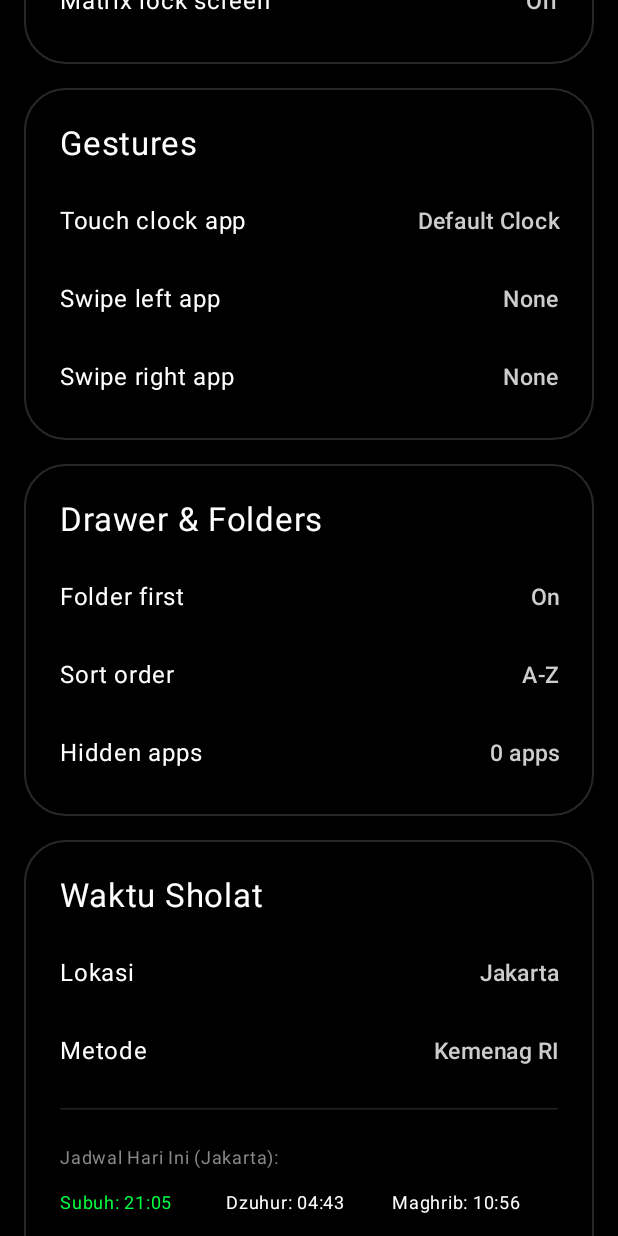
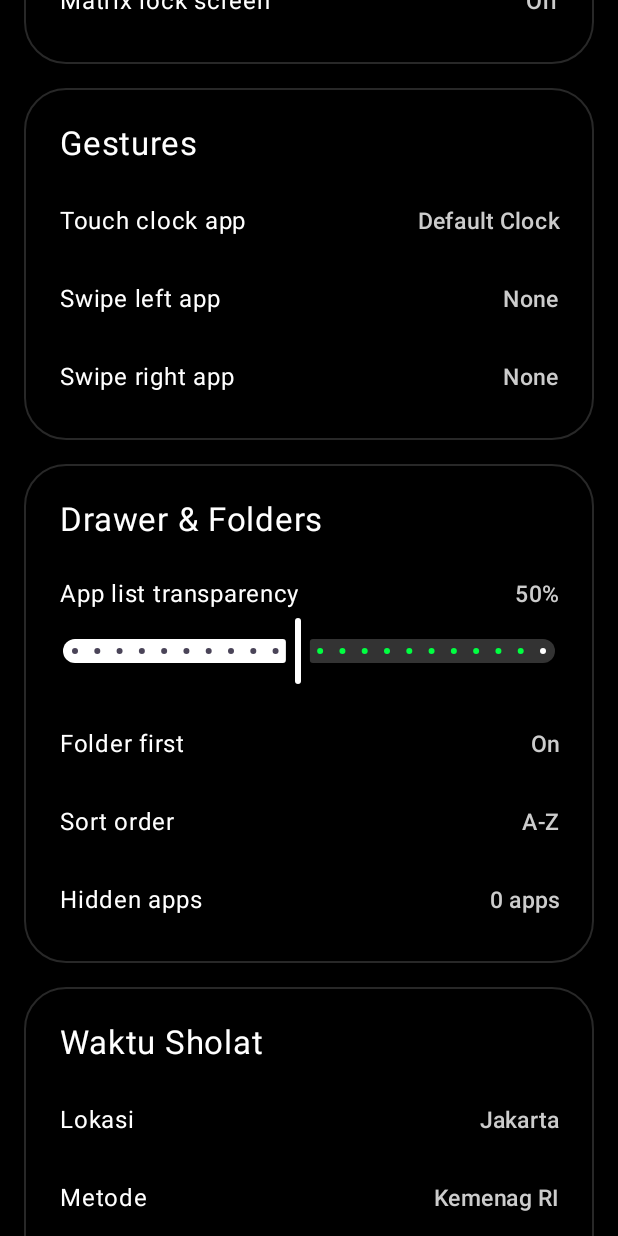
Before and after one commit to fjmonoarfa/fj-launcher, an Android app built with Jetpack Compose: the composable SettingsScreen called with empty values, scrolled down 1730 dp, on a phone screen of 412 x 824 dp. Run offline under Robolectric (Android 15) with nearby library versions, the phone set to English and light mode, and no system bars.

Commit message:
feat: add app list transparency slider and document conversation log

```diff
--- a/app/src/main/java/com/fj/launcher/MainActivity.kt
+++ b/app/src/main/java/com/fj/launcher/MainActivity.kt
@@ -131,7 +131,7 @@ class MainActivity : ComponentActivity() {
                         gv.renderer.state.fogEnabled = preferences.matrixFog
                         gv.renderer.state.dimmerAlpha = preferences.matrixDimmerAlpha
 
-                        if (currentScreen == LauncherScreen.HOME && preferences.matrixEnabled) {
+                        if ((currentScreen == LauncherScreen.HOME || currentScreen == LauncherScreen.DRAWER) && preferences.matrixEnabled) {
                             gv.resumeRendering()
                         } else {
                             gv.pauseRendering()
--- a/app/src/main/java/com/fj/launcher/data/PreferenceManager.kt
+++ b/app/src/main/java/com/fj/launcher/data/PreferenceManager.kt
@@ -50,6 +50,7 @@ class PreferenceManager(private val context: Context) {
         // Drawer
         val KEY_DRAWER_SORT = stringPreferencesKey("drawer_sort")
         val KEY_DRAWER_FOLDER_FIRST = booleanPreferencesKey("drawer_folder_first")
+        val KEY_DRAWER_TRANSPARENCY = floatPreferencesKey("drawer_transparency")
         val KEY_AUTO_OPEN_KEYBOARD = booleanPreferencesKey("auto_open_keyboard")
 
         // Appearance & Gestures
@@ -107,6 +108,7 @@ class PreferenceManager(private val context: Context) {
                 SortOrder.valueOf(prefs[KEY_DRAWER_SORT] ?: SortOrder.A_TO_Z.name)
             }.getOrDefault(SortOrder.A_TO_Z),
             drawerFolderFirst = prefs[KEY_DRAWER_FOLDER_FIRST] ?: true,
+            drawerTransparency = prefs[KEY_DRAWER_TRANSPARENCY] ?: 0.50f,
             autoOpenKeyboard = prefs[KEY_AUTO_OPEN_KEYBOARD] ?: false,
             themeMode = prefs[KEY_THEME_MODE] ?: "Dark",
             notificationBar = prefs[KEY_NOTIFICATION_BAR] ?: true,
@@ -155,6 +157,7 @@ class PreferenceManager(private val context: Context) {
                     SortOrder.valueOf(prefs[KEY_DRAWER_SORT] ?: SortOrder.A_TO_Z.name)
                 }.getOrDefault(SortOrder.A_TO_Z),
                 drawerFolderFirst = prefs[KEY_DRAWER_FOLDER_FIRST] ?: true,
+                drawerTransparency = prefs[KEY_DRAWER_TRANSPARENCY] ?: 0.50f,
                 autoOpenKeyboard = prefs[KEY_AUTO_OPEN_KEYBOARD] ?: false,
                 themeMode = prefs[KEY_THEME_MODE] ?: "Dark",
                 notificationBar = prefs[KEY_NOTIFICATION_BAR] ?: true,
@@ -192,6 +195,7 @@ class PreferenceManager(private val context: Context) {
             prefs[KEY_MATRIX_LOCKSCREEN_ENABLED] = updated.matrixLockscreenEnabled
             prefs[KEY_DRAWER_SORT] = updated.drawerSortOrder.name
             prefs[KEY_DRAWER_FOLDER_FIRST] = updated.drawerFolderFirst
+            prefs[KEY_DRAWER_TRANSPARENCY] = updated.drawerTransparency
             prefs[KEY_AUTO_OPEN_KEYBOARD] = updated.autoOpenKeyboard
             prefs[KEY_THEME_MODE] = updated.themeMode
             prefs[KEY_NOTIFICATION_BAR] = updated.notificationBar
--- a/app/src/main/java/com/fj/launcher/model/LauncherPreferences.kt
+++ b/app/src/main/java/com/fj/launcher/model/LauncherPreferences.kt
@@ -31,6 +31,7 @@ data class LauncherPreferences(
     // Apps Drawer Settings
     val drawerSortOrder: SortOrder = SortOrder.A_TO_Z,
     val drawerFolderFirst: Boolean = true,
+    val drawerTransparency: Float = 0.50f,
     val autoOpenKeyboard: Boolean = false,
 
     // Appearance & Gestures
--- a/app/src/main/java/com/fj/launcher/ui/drawer/AppDrawerScreen.kt
+++ b/app/src/main/java/com/fj/launcher/ui/drawer/AppDrawerScreen.kt
@@ -111,10 +111,12 @@ fun AppDrawerScreen(
 
     val listState = rememberLazyListState()
 
+    val bgAlpha = (1f - preferences.drawerTransparency).coerceIn(0f, 1f)
+
     Box(
         modifier = modifier
             .fillMaxSize()
-            .background(Color.Black) // Solid OLED Black: zero GPU overdraw during scroll
+            .background(Color.Black.copy(alpha = bgAlpha))
             .statusBarsPadding()
             .navigationBarsPadding()
     ) {
@@ -315,6 +317,7 @@ fun AppDrawerScreen(
             folder = folder,
             appsInFolder = appsInFolder,
             folders = folders,
+            drawerTransparency = preferences.drawerTransparency,
             onDismiss = { selectedFolderForView = null },
             onAppClick = {
                 selectedFolderForView = null
--- a/app/src/main/java/com/fj/launcher/ui/drawer/FolderDialog.kt
+++ b/app/src/main/java/com/fj/launcher/ui/drawer/FolderDialog.kt
@@ -361,6 +361,7 @@ fun FolderContentSheet(
     folder: AppFolder,
     appsInFolder: List<AppItem>,
     folders: List<AppFolder> = emptyList(),
+    drawerTransparency: Float = 0.50f,
     onDismiss: () -> Unit,
     onAppClick: (AppItem) -> Unit,
     onTogglePin: (AppItem) -> Unit = {},
@@ -386,9 +387,10 @@ fun FolderContentSheet(
     var showRenameFolderDialog by remember { mutableStateOf(false) }
     var showDeleteFolderConfirm by remember { mutableStateOf(false) }
 
+    val sheetAlpha = (1f - drawerTransparency * 0.4f).coerceIn(0.6f, 1f)
     ModalBottomSheet(
         onDismissRequest = onDismiss,
-        containerColor = Color(0xFF141414),
+        containerColor = Color(0xFF141414).copy(alpha = sheetAlpha),
         contentColor = Color.White
     ) {
         Column(
--- a/app/src/main/java/com/fj/launcher/ui/settings/SettingsScreen.kt
+++ b/app/src/main/java/com/fj/launcher/ui/settings/SettingsScreen.kt
@@ -355,6 +355,22 @@ fun SettingsScreen(
             // CARD 6: Apps & Folders
             SettingsCard {
                 SectionTitle(title = "Drawer & Folders")
+
+                var currentDrawerTransparency by remember(preferences.drawerTransparency) {
+                    mutableFloatStateOf(preferences.drawerTransparency)
+                }
+                SettingsSliderRow(
+                    title = "App list transparency",
+                    valueLabel = "${(currentDrawerTransparency * 100).toInt()}%",
+                    value = currentDrawerTransparency,
+                    valueRange = 0.0f..1.0f,
+                    steps = 20,
+                    onValueChange = { currentDrawerTransparency = it },
+                    onValueChangeFinished = {
+                        val rounded = Math.round(currentDrawerTransparency * 100f) / 100f
+                        onUpdatePreferences(preferences.copy(drawerTransparency = rounded))
+                    }
+                )
 
                 SettingsValueRow(
                     title = "Folder first",
```
Also changed, not shown: app/build.gradle.kts (+12 -0 lines), 1 other file.
